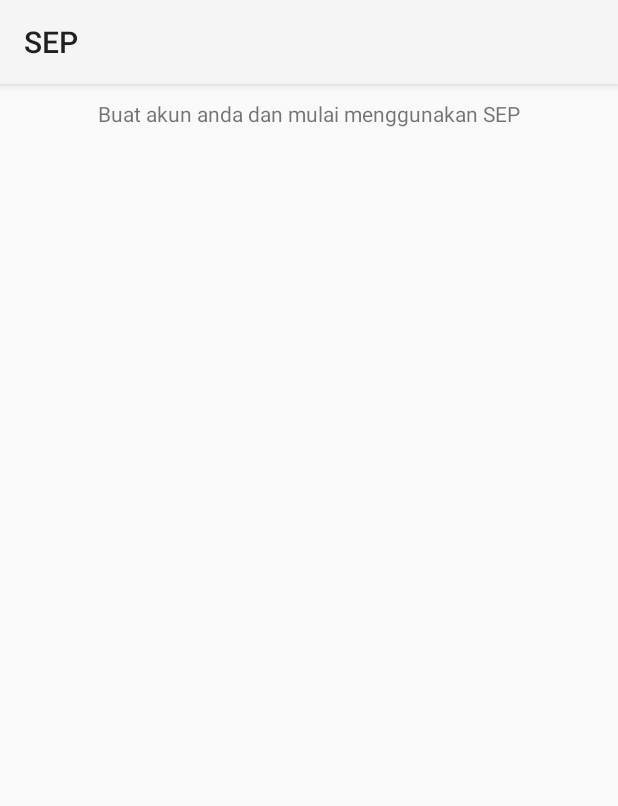
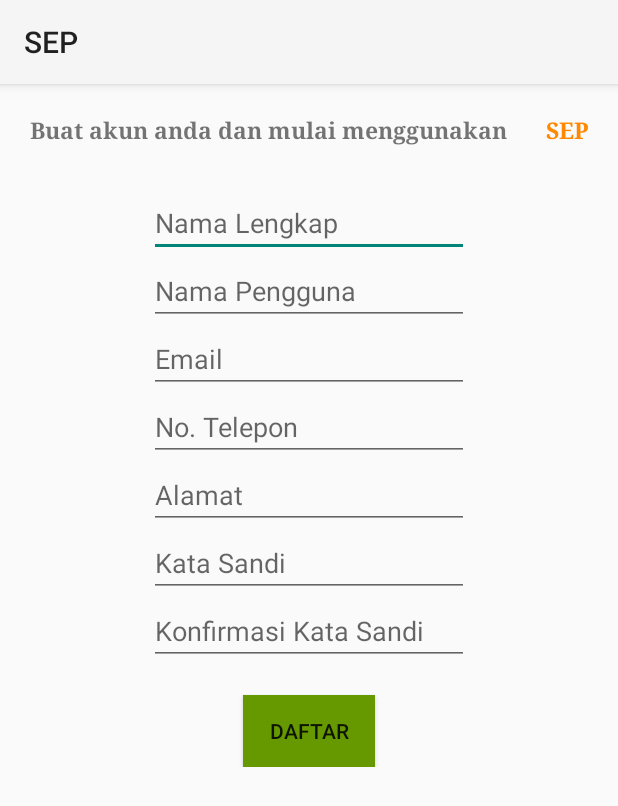
Before and after one commit to PIONteam/SEP, an Android app: the daftarActivity screen opened directly, with no data from a screen before it, on a phone screen of 412 x 824 dp. Shown: the top 806 px of the screen. Run offline under Robolectric (Android 15) with nearby library versions, the phone set to English and light mode, and no system bars.

Commit message:
tambahan daftar

```diff
--- a/app/src/main/res/layout/activity_daftar.xml
+++ b/app/src/main/res/layout/activity_daftar.xml
@@ -7,23 +7,96 @@
     tools:context="com.example.android.sep.daftarActivity">
 
     <TextView
+        android:id="@+id/textView28"
         android:layout_width="match_parent"
         android:layout_height="wrap_content"
-        android:text="Buat akun anda dan mulai menggunakan SEP"
-        android:textAlignment="center"
-        android:padding="10dp"/>
+        android:layout_alignParentTop="true"
+        android:layout_centerHorizontal="true"
+        android:padding="20dp"
+        android:text="Buat akun anda dan mulai menggunakan"
+        android:textSize="15sp"
+        android:textStyle="bold"
+        android:typeface="serif" />
+
+    <TextView
+        android:id="@+id/textView27"
+        android:layout_width="wrap_content"
+        android:layout_height="wrap_content"
+        android:layout_alignBaseline="@+id/textView28"
+        android:layout_alignBottom="@+id/textView28"
+        android:layout_alignParentEnd="true"
+        android:layout_marginEnd="19dp"
+        android:text="SEP"
+        android:textColor="@android:color/holo_orange_dark"
+        android:textSize="15sp"
+        android:textStyle="bold"
+        android:typeface="serif" />
+
+    <ScrollView
+        android:layout_width="match_parent"
+        android:layout_height="match_parent"
+        android:layout_marginTop="50dp"
+        android:id="@+id/scrollView3">
 
         <LinearLayout
             android:layout_width="match_parent"
             android:layout_height="wrap_content"
-            android:gravity="center">
+            android:orientation="vertical"
+            android:gravity="center"
+            android:padding="20dp">
 
-            <ScrollView
-                android:layout_width="match_parent"
-                android:layout_height="wrap_content">
+            <EditText
+                android:id="@+id/editText3"
+                android:layout_width="wrap_content"
+                android:layout_height="wrap_content"
+                android:ems="10"
+                android:hint="Nama Lengkap" />
+            <EditText
+                android:id="@+id/editText4"
+                android:layout_width="wrap_content"
+                android:layout_height="wrap_content"
+                android:ems="10"
+                android:hint="Nama Pengguna" />
+            <EditText
+                android:id="@+id/editText5"
+                android:layout_width="wrap_content"
+                android:layout_height="wrap_content"
+                android:ems="10"
+                android:hint="Email" />
+            <EditText
+                android:id="@+id/editText6"
+                android:layout_width="wrap_content"
+                android:layout_height="wrap_content"
+                android:ems="10"
+                android:hint="No. Telepon" />
+            <EditText
+                android:id="@+id/editText7"
+                android:layout_width="wrap_content"
+                android:layout_height="wrap_content"
+                android:ems="10"
+                android:hint="Alamat" />
+            <EditText
+                android:id="@+id/editText8"
+                android:layout_width="wrap_content"
+                android:layout_height="wrap_content"
+                android:ems="10"
+                android:hint="Kata Sandi" />
+            <EditText
+                android:id="@+id/editText9"
+                android:layout_width="wrap_content"
+                android:layout_height="wrap_content"
+                android:ems="10"
+                android:hint="Konfirmasi Kata Sandi" />
 
-            </ScrollView>
-
+            <Button
+                android:id="@+id/button9"
+                android:layout_width="wrap_content"
+                android:layout_height="wrap_content"
+                android:text="Daftar"
+                android:ems="5"
+                android:layout_marginTop="20dp"
+                android:background="@android:color/holo_green_dark"/>
         </LinearLayout>
+    </ScrollView>
 
 </RelativeLayout>
```
